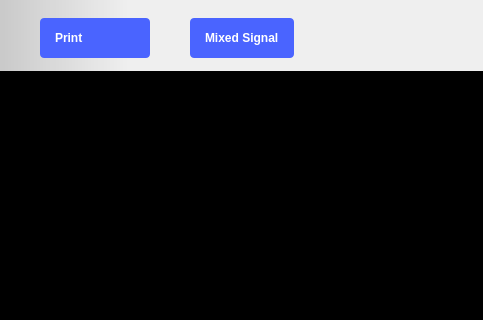
Qt form ui/oscilloscope.ui (analogdevicesinc/scopy) before a commit; both pictures show x 0 to 483 and y 0 to 320 of the 1280 by 654 pixel window.
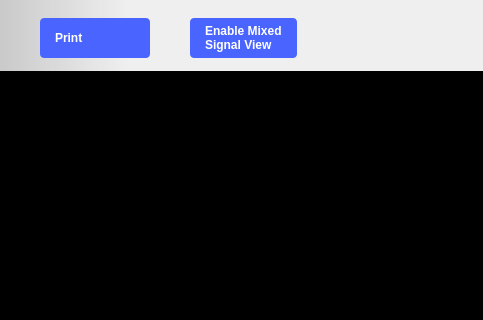
The same form after that commit. Icons and pictures are not drawn. Custom widgets are drawn as their Qt base class.

Commit message: Oscilloscope: properly update the mixed signal view button

Patch:
```diff
--- a/ui/oscilloscope.ui
+++ b/ui/oscilloscope.ui
@@ -166,7 +166,8 @@
 }</string>
           </property>
           <property name="text">
-           <string>Mixed Signal</string>
+           <string>Enable Mixed
+Signal View</string>
           </property>
          </widget>
         </item>
```
The commit also changes 1 other file.
